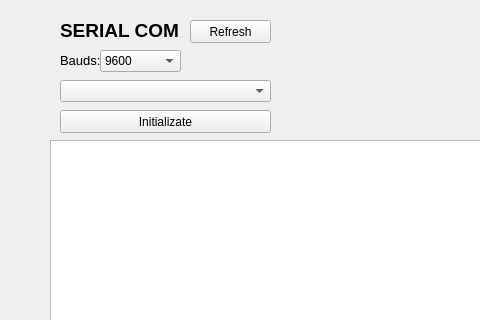
First picture: the form in HMI_SerialPlot.ui, repository ipobletev/GUI_SerialPlot, before the edit; both pictures show x 0 to 480 and y 0 to 320 of the 846 by 560 pixel window.
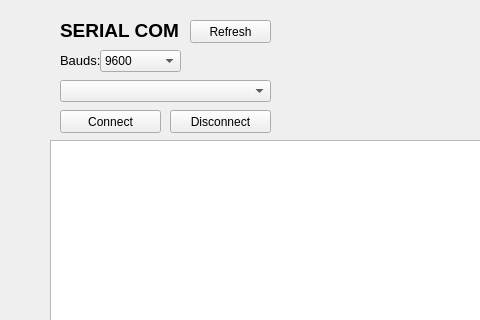
Second picture: the form after the edit. Icons and pictures are not drawn.

What changed in the file:
```diff
--- a/HMI_SerialPlot.ui
+++ b/HMI_SerialPlot.ui
@@ -85,12 +85,12 @@
      <rect>
       <x>60</x>
       <y>110</y>
-      <width>211</width>
+      <width>101</width>
       <height>23</height>
      </rect>
     </property>
     <property name="text">
-     <string>Initializate</string>
+     <string>Connect</string>
     </property>
    </widget>
    <widget class="QSpinBox" name="spinBox">
@@ -312,6 +312,19 @@
      <string>Clear Data</string>
     </property>
    </widget>
+   <widget class="QPushButton" name="BT_Disconnect">
+    <property name="geometry">
+     <rect>
+      <x>170</x>
+      <y>110</y>
+      <width>101</width>
+      <height>23</height>
+     </rect>
+    </property>
+    <property name="text">
+     <string>Disconnect</string>
+    </property>
+   </widget>
   </widget>
   <widget class="QMenuBar" name="menubar">
    <property name="geometry">
```
Left out of the diff: 8 changed lines with no effect on the pictures.
